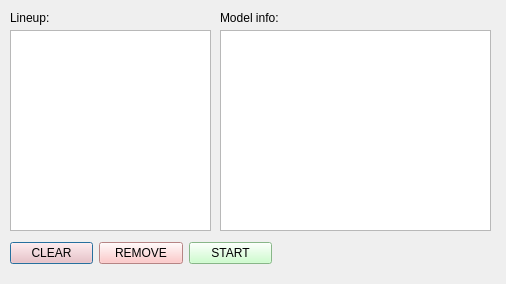
Qt form qt/model_lineup.ui (idergunoff/geovel_1.0) before a commit.
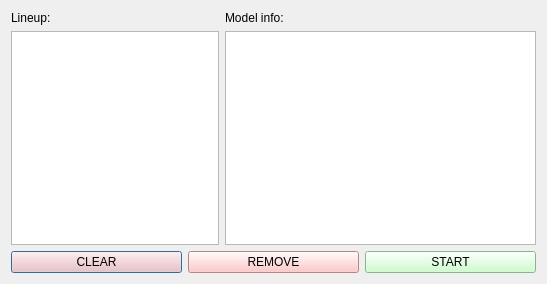
The same form after that commit.

Commit message: lineup models start window

Diff of the .ui file:
```diff
--- a/qt/model_lineup.ui
+++ b/qt/model_lineup.ui
@@ -6,68 +6,49 @@
    <rect>
     <x>0</x>
     <y>0</y>
-    <width>506</width>
+    <width>547</width>
     <height>284</height>
    </rect>
   </property>
   <property name="windowTitle">
    <string>Dialog</string>
   </property>
+  <layout class="QGridLayout" name="gridLayout_5">
+   <item row="0" column="0">
+    <layout class="QGridLayout" name="gridLayout_4">
+     <item row="0" column="0">
+      <layout class="QGridLayout" name="gridLayout_3" columnstretch="2,3">
+       <item row="0" column="0">
+        <layout class="QGridLayout" name="gridLayout">
+         <item row="0" column="0">
   <widget class="QLabel" name="label">
-   <property name="geometry">
-    <rect>
-     <x>10</x>
-     <y>10</y>
-     <width>61</width>
-     <height>16</height>
-    </rect>
-   </property>
    <property name="text">
     <string>Lineup:</string>
    </property>
   </widget>
+         </item>
+         <item row="1" column="0">
+          <widget class="QListWidget" name="listWidget_lineup"/>
+         </item>
+        </layout>
+       </item>
+       <item row="0" column="1">
+        <layout class="QGridLayout" name="gridLayout_2">
+         <item row="0" column="0">
   <widget class="QLabel" name="label_2">
-   <property name="geometry">
-    <rect>
-     <x>220</x>
-     <y>10</y>
-     <width>61</width>
-     <height>16</height>
-    </rect>
-   </property>
    <property name="text">
     <string>Model info:</string>
    </property>
   </widget>
-  <widget class="QListWidget" name="listWidget_lineup">
-   <property name="geometry">
-    <rect>
-     <x>10</x>
-     <y>30</y>
-     <width>201</width>
-     <height>201</height>
-    </rect>
-   </property>
-  </widget>
-  <widget class="QPlainTextEdit" name="plainTextEdit_info">
-   <property name="geometry">
-    <rect>
-     <x>220</x>
-     <y>30</y>
-     <width>271</width>
-     <height>201</height>
-    </rect>
-   </property>
-  </widget>
-  <widget class="QWidget" name="layoutWidget">
-   <property name="geometry">
-    <rect>
-     <x>10</x>
-     <y>240</y>
-     <width>262</width>
-     <height>27</height>
-    </rect>
-   </property>
+         </item>
+         <item row="1" column="0">
+          <widget class="QPlainTextEdit" name="plainTextEdit_info"/>
+         </item>
+        </layout>
+       </item>
+      </layout>
+     </item>
+     <item row="1" column="0">
    <layout class="QHBoxLayout" name="horizontalLayout">
     <item>
      <widget class="QPushButton" name="pushButton_clear">
@@ -100,7 +81,10 @@
      </widget>
     </item>
    </layout>
-  </widget>
+     </item>
+    </layout>
+   </item>
+  </layout>
  </widget>
  <resources/>
  <connections/>
```
Lines whose indentation alone changed are shown as unchanged. The commit also changes 2 other files.
